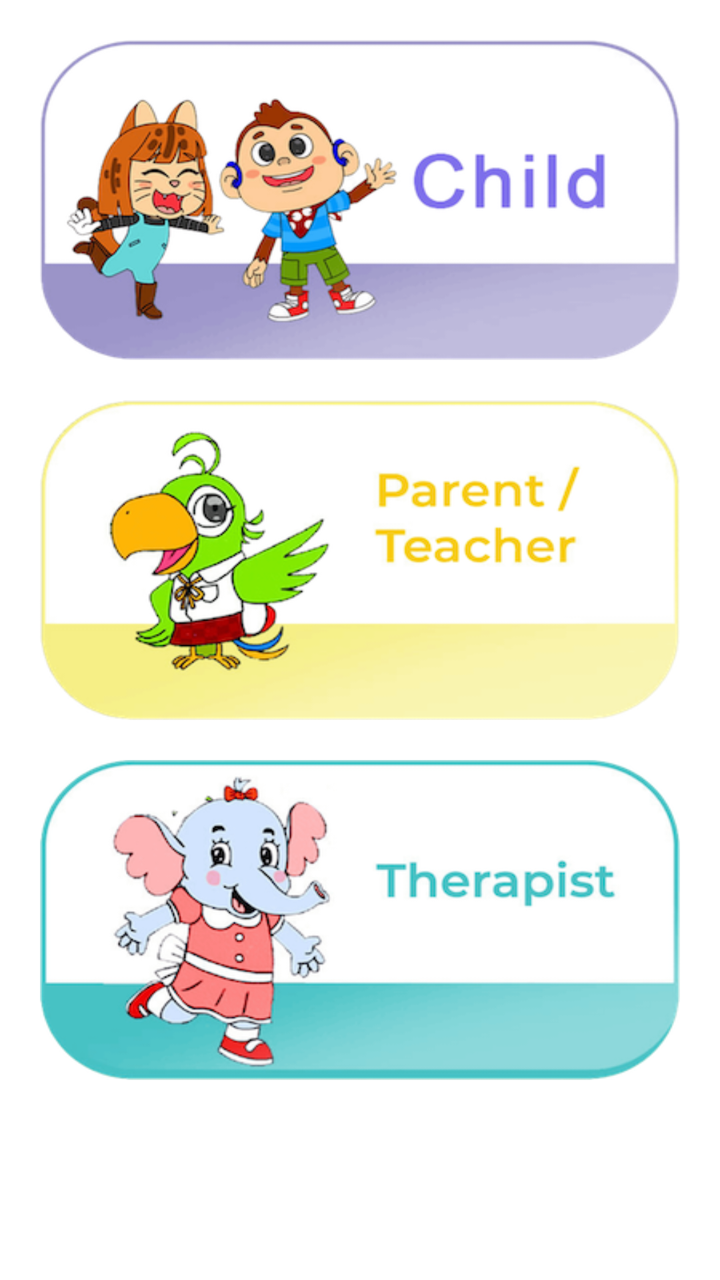
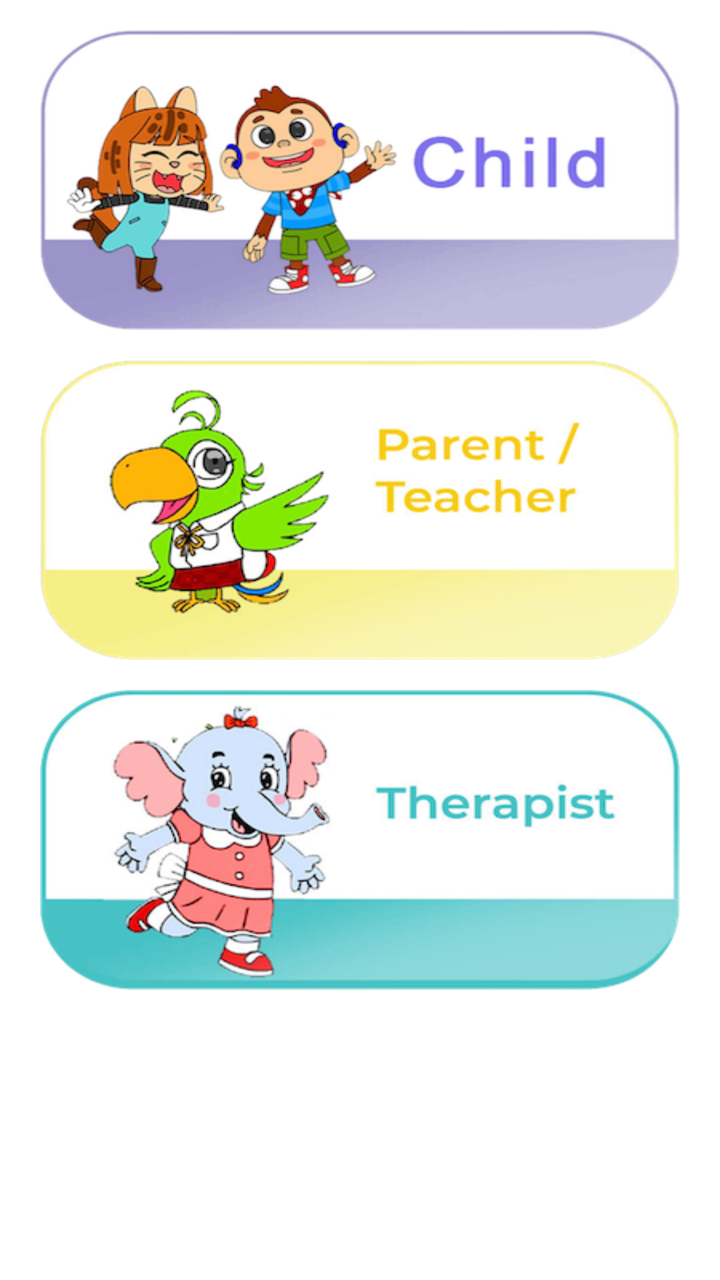

Before-and-after screenshots of an Android layout around one commit, followed by the original layout XML and the change that was made.
<!-- AndroidManifest.xml: application theme Theme.IAhead -->
<!-- res/layout/activity_main.xml -->
<?xml version="1.0" encoding="utf-8"?>
<LinearLayout xmlns:android="http://schemas.android.com/apk/res/android"
    xmlns:app="http://schemas.android.com/apk/res-auto"
    xmlns:tools="http://schemas.android.com/tools"
    android:layout_width="match_parent"
    android:layout_height="match_parent"
    tools:context=".MainActivity"
    android:orientation="vertical">

    <ScrollView
        android:layout_width="match_parent"
        android:layout_height="match_parent">

        <LinearLayout
            android:layout_width="match_parent"
            android:layout_height="match_parent"
            android:orientation="vertical">

    <ImageView
        android:id="@+id/iv_child"
        android:layout_marginTop="20dp"
        android:layout_marginRight="20dp"
        android:layout_marginLeft="20dp"
        android:background="@drawable/child"
        android:layout_width="match_parent"
        android:layout_height="160dp"/>

    <ImageView
        android:id="@+id/iv_parent"
        android:layout_marginTop="20dp"
        android:layout_marginRight="20dp"
        android:layout_marginLeft="20dp"
        android:background="@drawable/parent"
        android:layout_width="match_parent"
        android:layout_height="160dp"/>

    <ImageView
        android:id="@+id/iv_therapist"
        android:layout_marginTop="20dp"
        android:layout_marginRight="20dp"
        android:layout_marginLeft="20dp"
        android:background="@drawable/therapist"
        android:layout_width="match_parent"
        android:layout_height="160dp"/>

        </LinearLayout>
    </ScrollView>
</LinearLayout>
<!-- resources referenced by this layout -->
<resources>
  <!-- drawable child: png bitmap (drawable, 78281 bytes) -->
  <!-- drawable parent: png bitmap (drawable, 68218 bytes) -->
  <!-- drawable therapist: png bitmap (drawable, 79832 bytes) -->
  <style name="Theme.IAhead" parent="Theme.MaterialComponents.DayNight.NoActionBar">
          
          <item name="colorPrimary">@color/purple_500</item>
          <item name="colorPrimaryVariant">@color/purple_700</item>
          <item name="colorOnPrimary">@color/white</item>
          
          <item name="colorSecondary">@color/teal_200</item>
          <item name="colorSecondaryVariant">@color/teal_700</item>
          <item name="colorOnSecondary">@color/black</item>
          
          <item name="android:statusBarColor">?attr/colorPrimaryVariant</item>
          
      </style>
  <color name="purple_500">#FF6200EE</color>
  <color name="purple_700">#FF3700B3</color>
  <color name="white">#FFFFFFFF</color>
  <color name="teal_200">#FF03DAC5</color>
  <color name="teal_700">#FF018786</color>
  <color name="black">#FF000000</color>
</resources>

<!-- the commit's change to res/layout/activity_main.xml (unified diff, before → after) -->
@@ -18,30 +18,30 @@
 
     <ImageView
         android:id="@+id/iv_child"
-        android:layout_marginTop="20dp"
+        android:layout_marginTop="15dp"
         android:layout_marginRight="20dp"
         android:layout_marginLeft="20dp"
         android:background="@drawable/child"
         android:layout_width="match_parent"
-        android:layout_height="160dp"/>
+        android:layout_height="150dp"/>
 
     <ImageView
         android:id="@+id/iv_parent"
-        android:layout_marginTop="20dp"
+        android:layout_marginTop="15dp"
         android:layout_marginRight="20dp"
         android:layout_marginLeft="20dp"
         android:background="@drawable/parent"
         android:layout_width="match_parent"
-        android:layout_height="160dp"/>
+        android:layout_height="150dp"/>
 
     <ImageView
         android:id="@+id/iv_therapist"
-        android:layout_marginTop="20dp"
+        android:layout_marginTop="15dp"
         android:layout_marginRight="20dp"
         android:layout_marginLeft="20dp"
         android:background="@drawable/therapist"
         android:layout_width="match_parent"
-        android:layout_height="160dp"/>
+        android:layout_height="150dp"/>
 
         </LinearLayout>
     </ScrollView>
